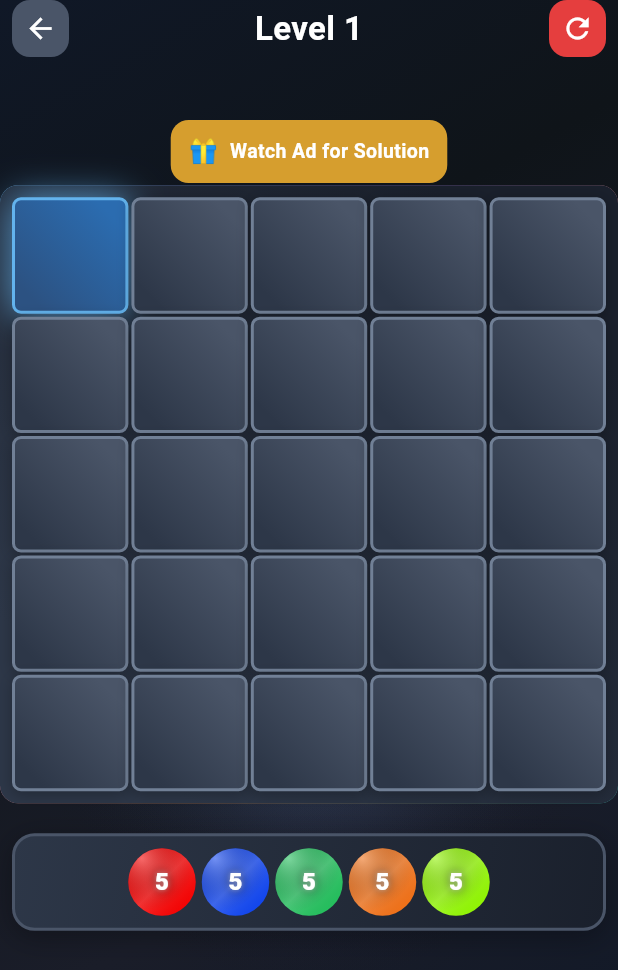
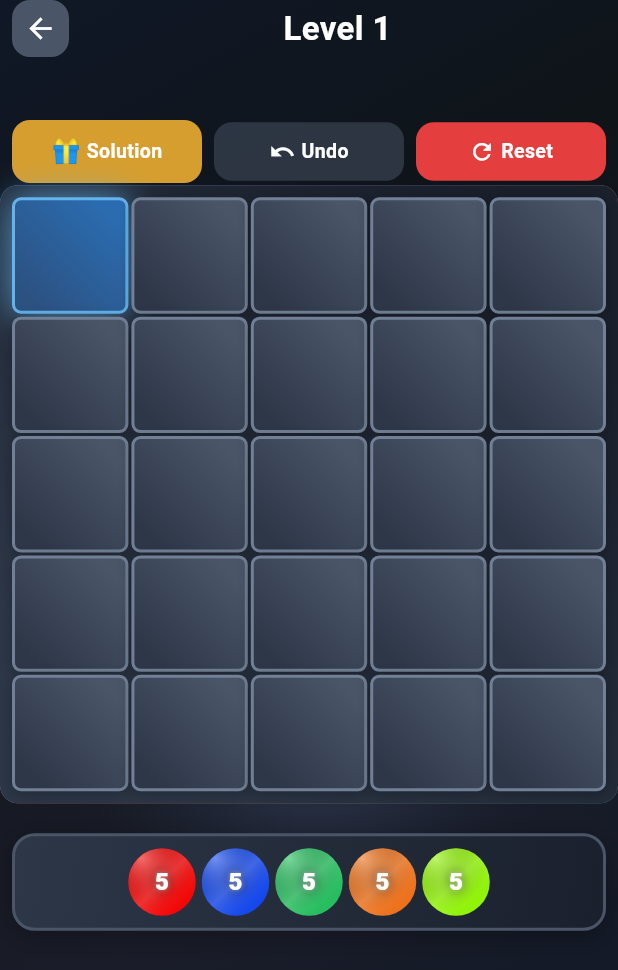
Before and after one commit to AgendeasSolution/color-sudoku, a Flutter app: the screen it shows after launch, after a tap on an icon or button, on a phone screen of 412 x 824 dp. Shown: the top 970 px of the screen. Run offline on Flutter 3.47's test engine with Material 3 defaults, Android fonts, the light colour scheme and no system bars; our stand-ins replace google_fonts, google_mobile_ads, shared_preferences; network calls fail.

Commit message:
Add undo functionality and game state history management
- Introduced a history list in GameState to support undo functionality.
- Updated game_screen.dart to save game states before moves and implement undo logic.
- Refactored action buttons to include an undo option, enhancing user experience during gameplay.

```diff
--- a/lib/models/game_state.dart
+++ b/lib/models/game_state.dart
@@ -9,6 +9,7 @@ class GameState {
   final List<CellPosition> path;
   final int currentStep;
   final bool isGameOver;
+  final List<GameStateSnapshot> history; // For undo functionality
 
   const GameState({
     required this.currentLevel,
@@ -19,6 +20,7 @@ class GameState {
     required this.path,
     required this.currentStep,
     required this.isGameOver,
+    this.history = const [],
   });
 
   GameState copyWith({
@@ -30,6 +32,7 @@ class GameState {
     List<CellPosition>? path,
     int? currentStep,
     bool? isGameOver,
+    List<GameStateSnapshot>? history,
   }) {
     return GameState(
       currentLevel: currentLevel ?? this.currentLevel,
@@ -40,6 +43,7 @@ class GameState {
       path: path ?? this.path,
       currentStep: currentStep ?? this.currentStep,
       isGameOver: isGameOver ?? this.isGameOver,
+      history: history ?? this.history,
     );
   }
 
@@ -48,3 +52,15 @@ class GameState {
     return 'GameState(currentLevel: $currentLevel, gridSize: $gridSize, currentStep: $currentStep, isGameOver: $isGameOver)';
   }
 }
+
+class GameStateSnapshot {
+  final List<List<String?>> gridState;
+  final Map<String, int> ballCounts;
+  final int currentStep;
+
+  const GameStateSnapshot({
+    required this.gridState,
+    required this.ballCounts,
+    required this.currentStep,
+  });
+}
--- a/lib/screens/game_screen.dart
+++ b/lib/screens/game_screen.dart
@@ -107,6 +107,7 @@ class _GameScreenState extends State<GameScreen> with TickerProviderStateMixin {
 
     setState(() {
       _gameState = GameLogicService.initializeGame(levelIndex);
+      _gameState = _gameState.copyWith(history: []); // Clear history for new level
       _colors = ColorUtils.getColorsForLevel(_gameState.colorNames);
       _solutionShown = false; // Reset solution shown state for new level
       _justWatchedSolutionAd = false; // Reset solution ad flag for new level
@@ -160,6 +161,16 @@ class _GameScreenState extends State<GameScreen> with TickerProviderStateMixin {
     }
 
     setState(() {
+      // Save current state to history before making a move
+      final history = List<GameStateSnapshot>.from(_gameState.history);
+      history.add(GameStateSnapshot(
+        gridState: _gameState.gridState.map((row) => List<String?>.from(row)).toList(),
+        ballCounts: Map<String, int>.from(_gameState.ballCounts),
+        currentStep: _gameState.currentStep,
+      ));
+
+      // Update history and place ball
+      _gameState = _gameState.copyWith(history: history);
       _gameState = GameLogicService.placeBall(_gameState, color);
 
       if (ValidationUtils.isGameComplete(_gameState)) {
@@ -167,6 +178,23 @@ class _GameScreenState extends State<GameScreen> with TickerProviderStateMixin {
       } else if (ValidationUtils.isGameOver(_gameState)) {
         _gameOver();
       }
+    });
+  }
+
+  void _undoMove() {
+    if (_gameState.history.isEmpty) return;
+
+    setState(() {
+      final history = List<GameStateSnapshot>.from(_gameState.history);
+      final previousState = history.removeLast();
+
+      _gameState = _gameState.copyWith(
+        gridState: previousState.gridState.map((row) => List<String?>.from(row)).toList(),
+        ballCounts: Map<String, int>.from(previousState.ballCounts),
+        currentStep: previousState.currentStep,
+        history: history,
+        isGameOver: false, // Reset game over state on undo
+      );
     });
   }
 
@@ -506,8 +534,8 @@ class _GameScreenState extends State<GameScreen> with TickerProviderStateMixin {
           right: 0,
           child: _buildTopNavBar(),
         ),
-        // Solution button - positioned below nav bar (will be handled in _buildSolutionButton)
-        _buildSolutionButton(),
+        // Action buttons row - positioned below nav bar
+        _buildActionButtonsRow(),
         // Centered game elements - truly centered on screen
         Center(
           child: Column(
@@ -559,40 +587,24 @@ class _GameScreenState extends State<GameScreen> with TickerProviderStateMixin {
             ),
           ),
           const Spacer(),
-          // Reset button (right) - icon only
-          GestureDetector(
-            onTap: () => _restartLevelWithAd(_gameState.currentLevel),
-            child: Container(
-              padding: EdgeInsets.all(
-                ResponsiveUtils.getResponsiveSpacing(context, AppConstants.smallSpacing)
-              ),
-              decoration: BoxDecoration(
-                color: AppConstants.errorColor,
-                borderRadius: BorderRadius.circular(AppConstants.buttonBorderRadius),
-              ),
-              child: Icon(
-                Icons.refresh,
-                color: AppConstants.textPrimaryColor,
-                size: ResponsiveUtils.getResponsiveIconSize(context),
-              ),
-            ),
-          ),
         ],
       ),
     );
   }
 
-  Widget _buildSolutionButton() {
-    // Hide solution button if solution has already been shown
-    if (_solutionShown) {
-      return const SizedBox.shrink();
-    }
-
+  Widget _buildActionButtonsRow() {
     return Positioned(
       top: ResponsiveUtils.getSolutionButtonTopPosition(context),
       left: 0,
       right: 0,
-      child: Center(
+      child: Padding(
+        padding: ResponsiveUtils.getTopNavBarPadding(context),
+        child: Row(
+          mainAxisAlignment: MainAxisAlignment.center,
+          children: [
+            // Solution button (left) - only visible if solution not shown
+            if (!_solutionShown) ...[
+              Expanded(
                 child: GestureDetector(
                   onTap: _showSolution,
                   child: Container(
@@ -602,7 +614,7 @@ class _GameScreenState extends State<GameScreen> with TickerProviderStateMixin {
                       borderRadius: BorderRadius.circular(AppConstants.buttonBorderRadius),
                     ),
                     child: Row(
-              mainAxisSize: MainAxisSize.min,
+                      mainAxisAlignment: MainAxisAlignment.center,
                       children: [
                         Text(
                           '🎁',
@@ -611,20 +623,110 @@ class _GameScreenState extends State<GameScreen> with TickerProviderStateMixin {
                           ),
                         ),
                         SizedBox(
-                  width: ResponsiveUtils.getResponsiveSpacing(context, AppConstants.smallSpacing),
+                          width: ResponsiveUtils.getResponsiveSpacing(context, 4),
                         ),
-                Text(
-                  'Watch Ad for Solution',
+                        Flexible(
+                          child: Text(
+                            'Solution',
                             style: TextStyle(
                               fontFamily: AppConstants.primaryFontFamily,
                               fontSize: ResponsiveUtils.getSolutionButtonFontSize(context),
                               fontWeight: AppConstants.boldWeight,
                               color: AppConstants.textPrimaryColor,
                             ),
+                            textAlign: TextAlign.center,
+                          ),
                         ),
                       ],
                     ),
                   ),
+                ),
+              ),
+              SizedBox(width: ResponsiveUtils.getResponsiveSpacing(context, 8)),
+            ],
+
+            // Undo button
+            Expanded(
+              child: GestureDetector(
+                onTap: _gameState.history.isEmpty ? null : _undoMove,
+                child: Container(
+                  padding: ResponsiveUtils.getSolutionButtonPadding(context),
+                  decoration: BoxDecoration(
+                    color: _gameState.history.isEmpty
+                        ? AppConstants.borderColor.withOpacity(0.5)
+                        : AppConstants.successColor,
+                    borderRadius: BorderRadius.circular(AppConstants.buttonBorderRadius),
+                  ),
+                  child: Row(
+                    mainAxisAlignment: MainAxisAlignment.center,
+                    children: [
+                      Icon(
+                        Icons.undo,
+                        color: AppConstants.textPrimaryColor,
+                        size: ResponsiveUtils.getResponsiveIconSize(context) * 0.8,
+                      ),
+                      SizedBox(
+                        width: ResponsiveUtils.getResponsiveSpacing(context, 4),
+                      ),
+                      Flexible(
+                        child: Text(
+                          'Undo',
+                          style: TextStyle(
+                            fontFamily: AppConstants.primaryFontFamily,
+                            fontSize: ResponsiveUtils.getSolutionButtonFontSize(context),
+                            fontWeight: AppConstants.boldWeight,
+                            color: AppConstants.textPrimaryColor,
+                          ),
+                          textAlign: TextAlign.center,
+                        ),
+                      ),
+                    ],
+                  ),
+                ),
+              ),
+            ),
+
+            SizedBox(width: ResponsiveUtils.getResponsiveSpacing(context, 8)),
+
+            // Reset button (right)
+            Expanded(
+              child: GestureDetector(
+                onTap: () => _restartLevelWithAd(_gameState.currentLevel),
+                child: Container(
+                  padding: ResponsiveUtils.getSolutionButtonPadding(context),
+                  decoration: BoxDecoration(
+                    color: AppConstants.errorColor,
+                    borderRadius: BorderRadius.circular(AppConstants.buttonBorderRadius),
+                  ),
+                  child: Row(
+                    mainAxisAlignment: MainAxisAlignment.center,
+                    children: [
+                      Icon(
+                        Icons.refresh,
+                        color: AppConstants.textPrimaryColor,
+                        size: ResponsiveUtils.getResponsiveIconSize(context) * 0.8,
+                      ),
+                      SizedBox(
+                        width: ResponsiveUtils.getResponsiveSpacing(context, 4),
+                      ),
+                      Flexible(
+                        child: Text(
+                          'Reset',
+                          style: TextStyle(
+                            fontFamily: AppConstants.primaryFontFamily,
+                            fontSize: ResponsiveUtils.getSolutionButtonFontSize(context),
+                            fontWeight: AppConstants.boldWeight,
+                            color: AppConstants.textPrimaryColor,
+                          ),
+                          textAlign: TextAlign.center,
+                        ),
+                      ),
+                    ],
+                  ),
+                ),
+              ),
+            ),
+          ],
         ),
       ),
     );
```
Lines whose indentation alone changed are shown as unchanged.
